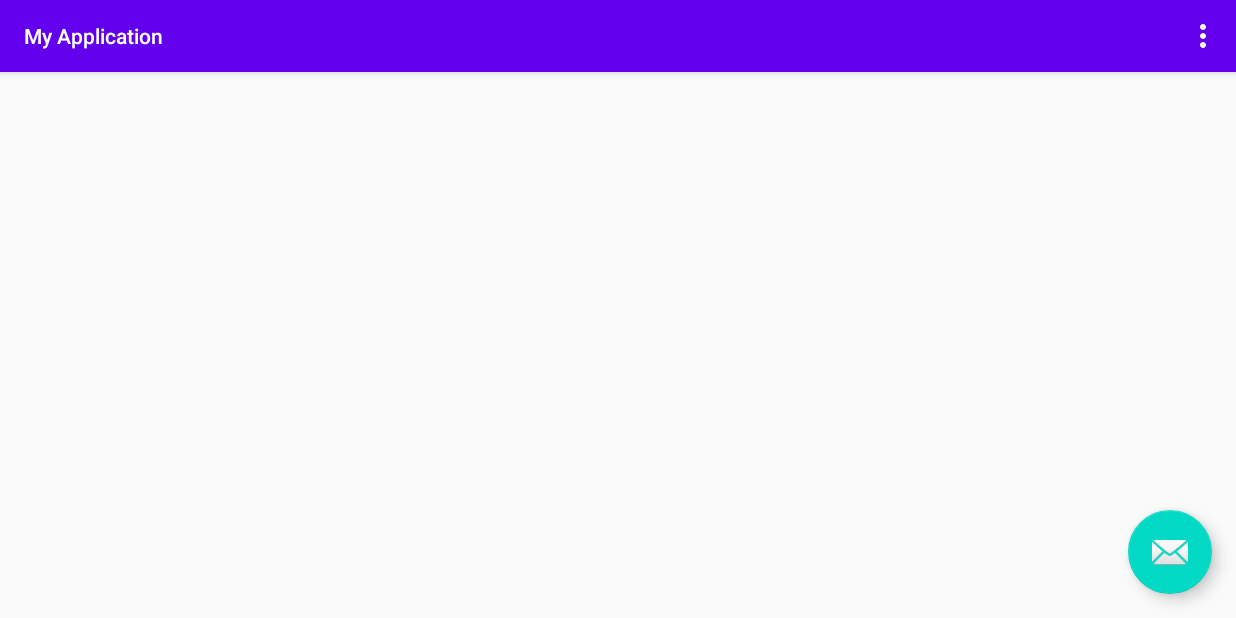
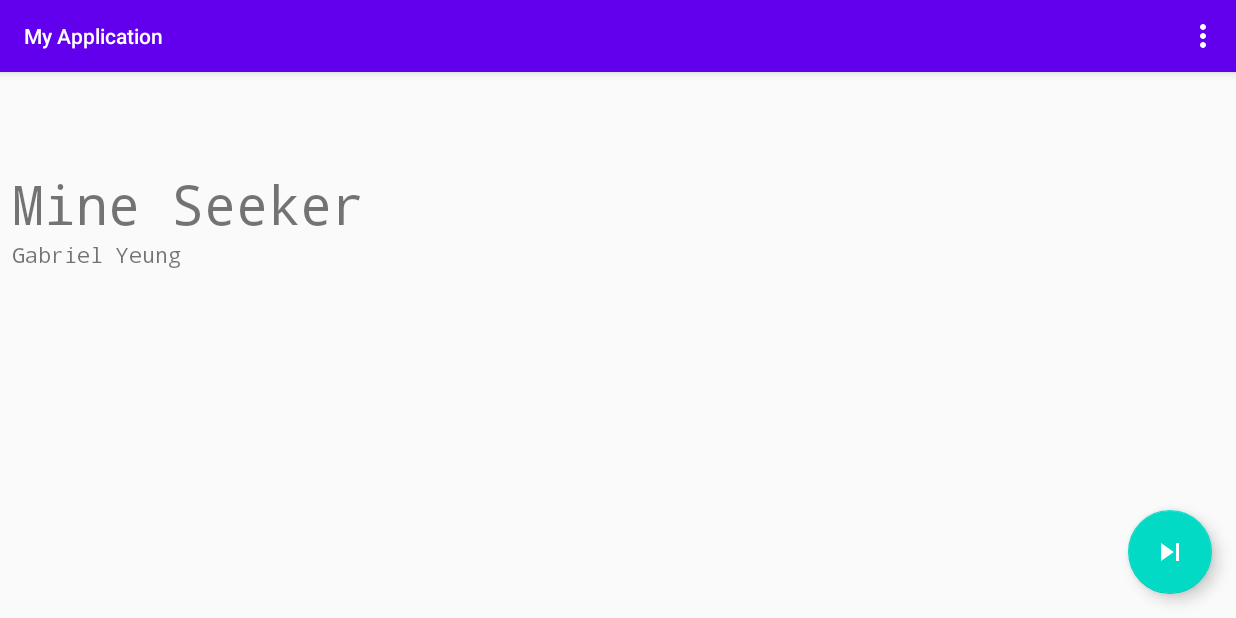
Before and after one commit to gyeung06/AndroidClownMineSweeperEsqueGame, an Android app: the screen it shows after launch (MainActivity), on a phone screen of 824 x 412 dp (held sideways). Run offline under Robolectric (Android 15) with nearby library versions, the phone set to English and light mode, and no system bars.

Commit message:
Made MainMenu page Add Title and Name

```diff
--- a/app/src/main/java/c/example/myapplication/MainActivity.java
+++ b/app/src/main/java/c/example/myapplication/MainActivity.java
@@ -1,9 +1,9 @@
 package c.example.myapplication;
 
+import android.content.Intent;
 import android.os.Bundle;
 
 import com.google.android.material.floatingactionbutton.FloatingActionButton;
-import com.google.android.material.snackbar.Snackbar;
 
 import androidx.appcompat.app.AppCompatActivity;
 import androidx.appcompat.widget.Toolbar;
@@ -12,6 +12,9 @@ import android.view.View;
 
 import android.view.Menu;
 import android.view.MenuItem;
+
+import java.util.Timer;
+import java.util.TimerTask;
 
 public class MainActivity extends AppCompatActivity {
 
@@ -22,14 +25,31 @@ public class MainActivity extends AppCompatActivity {
         Toolbar toolbar = findViewById(R.id.toolbar);
         setSupportActionBar(toolbar);
 
+        iniSkipButton();
+        startTimer();
+
+    }
+
+    public void iniSkipButton() {
         FloatingActionButton fab = findViewById(R.id.fab);
         fab.setOnClickListener(new View.OnClickListener() {
             @Override
             public void onClick(View view) {
-                Snackbar.make(view, "Replace with your own action", Snackbar.LENGTH_LONG)
-                        .setAction("Action", null).show();
+                Intent intent = MainMenu.makeIntent(MainActivity.this);
+                startActivity(intent);
             }
         });
+    }
+
+    public void startTimer() {
+        Timer timer = new Timer();
+        timer.schedule(new TimerTask() {
+            @Override
+            public void run() {
+                Intent intent = MainMenu.makeIntent(MainActivity.this);
+                startActivity(intent);
+            }
+        }, 4000);
     }
 
     @Override
--- /dev/null
+++ b/app/src/main/res/drawable/ic_baseline_skip_next_24.xml
@@ -0,0 +1,5 @@
+<vector android:height="24dp" android:tint="#FFFFFF"
+    android:viewportHeight="24" android:viewportWidth="24"
+    android:width="24dp" xmlns:android="http://schemas.android.com/apk/res/android">
+    <path android:fillColor="@android:color/white" android:pathData="M6,18l8.5,-6L6,6v12zM16,6v12h2V6h-2z"/>
+</vector>
--- a/app/src/main/res/layout/activity_main.xml
+++ b/app/src/main/res/layout/activity_main.xml
@@ -28,6 +28,6 @@
         android:layout_height="wrap_content"
         android:layout_gravity="bottom|end"
         android:layout_margin="@dimen/fab_margin"
-        app:srcCompat="@android:drawable/ic_dialog_email" />
+        app:srcCompat="@drawable/ic_baseline_skip_next_24" />
 
 </androidx.coordinatorlayout.widget.CoordinatorLayout>
--- a/app/src/main/res/layout/content_main.xml
+++ b/app/src/main/res/layout/content_main.xml
@@ -1,7 +1,31 @@
 <?xml version="1.0" encoding="utf-8"?>
 <androidx.constraintlayout.widget.ConstraintLayout xmlns:android="http://schemas.android.com/apk/res/android"
     xmlns:app="http://schemas.android.com/apk/res-auto"
+    xmlns:tools="http://schemas.android.com/tools"
     android:layout_width="match_parent"
     android:layout_height="match_parent"
     app:layout_behavior="@string/appbar_scrolling_view_behavior">
+
+    <TextView
+        android:id="@+id/title"
+        android:layout_width="wrap_content"
+        android:layout_height="wrap_content"
+        android:layout_marginStart="8dp"
+        android:text="@string/welc_title"
+        android:textSize="36sp"
+        android:typeface="monospace"
+        app:layout_constraintBottom_toBottomOf="parent"
+        app:layout_constraintStart_toStartOf="parent"
+        app:layout_constraintTop_toTopOf="parent"
+        app:layout_constraintVertical_bias="0.2" />
+
+    <TextView
+        android:id="@+id/name"
+        android:layout_width="wrap_content"
+        android:layout_height="wrap_content"
+        android:layout_marginStart="8dp"
+        android:text="@string/welc_name"
+        android:typeface="monospace"
+        app:layout_constraintStart_toStartOf="parent"
+        app:layout_constraintTop_toBottomOf="@+id/title" />
 </androidx.constraintlayout.widget.ConstraintLayout>
--- /dev/null
+++ b/app/src/main/res/layout/content_main_menu.xml
@@ -0,0 +1,6 @@
+<?xml version="1.0" encoding="utf-8"?>
+<androidx.constraintlayout.widget.ConstraintLayout xmlns:android="http://schemas.android.com/apk/res/android"
+    xmlns:app="http://schemas.android.com/apk/res-auto"
+    android:layout_width="match_parent"
+    android:layout_height="match_parent"
+    app:layout_behavior="@string/appbar_scrolling_view_behavior"></androidx.constraintlayout.widget.ConstraintLayout>
--- a/app/src/main/res/values/strings.xml
+++ b/app/src/main/res/values/strings.xml
@@ -9,4 +9,7 @@
 
     <string name="hello_first_fragment">Hello first fragment</string>
     <string name="hello_second_fragment">Hello second fragment. Arg: %1$s</string>
+    <string name="welc_name">Gabriel Yeung</string>
+    <string name="welc_title">Mine Seeker</string>
+    <string name="title_activity_main_menu">MainMenu</string>
 </resources>
```
Also changed, not shown: app/src/main/AndroidManifest.xml (+6 -2 lines), app/src/main/java/c/example/myapplication/MainMenu.java (added, +26 -0 lines).
